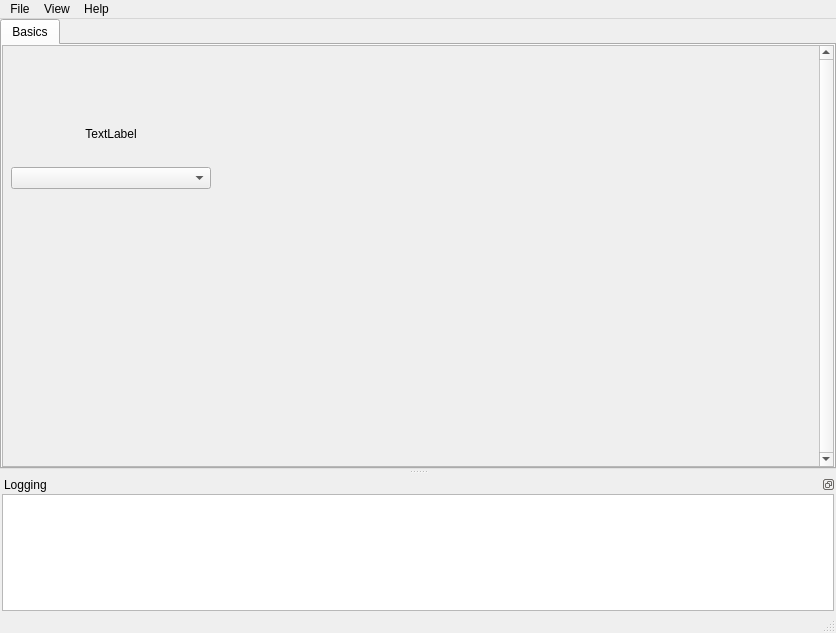
Above: src/conan_app_launcher/ui/qt/app_grid.ui from goszpeti/conan_explorer before the change. Below: the same form after it.
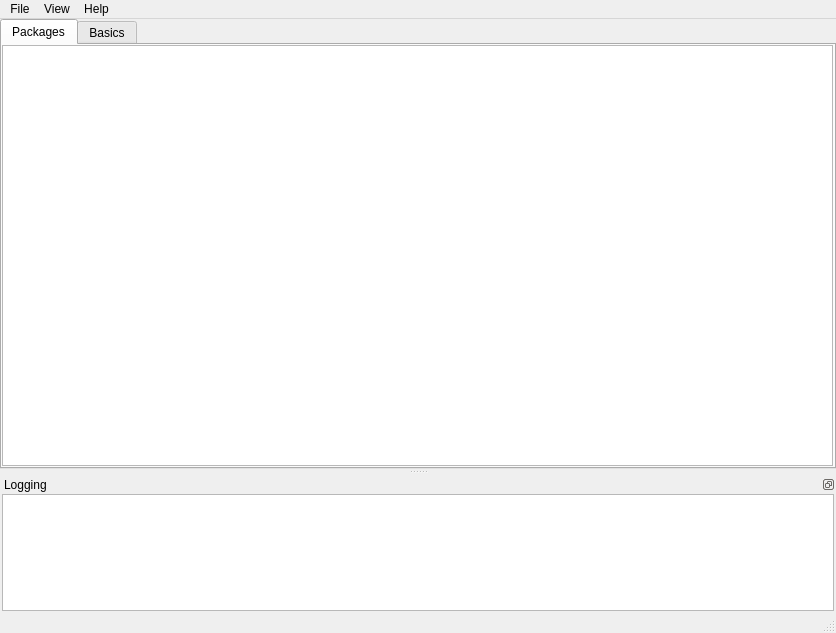
That is the form after the change. Icons and pictures are not drawn.

Commit message: Add model view to ui

Patch:
```diff
--- a/src/conan_app_launcher/ui/qt/app_grid.ui
+++ b/src/conan_app_launcher/ui/qt/app_grid.ui
@@ -47,6 +47,21 @@
       <property name="currentIndex">
        <number>0</number>
       </property>
+      <widget class="QWidget" name="package_viewer">
+       <attribute name="title">
+        <string>Packages</string>
+       </attribute>
+       <widget class="QTreeView" name="treeView">
+        <property name="geometry">
+         <rect>
+          <x>0</x>
+          <y>0</y>
+          <width>831</width>
+          <height>421</height>
+         </rect>
+        </property>
+       </widget>
+      </widget>
       <widget class="QWidget" name="tab_1">
        <property name="sizePolicy">
         <sizepolicy hsizetype="Expanding" vsizetype="Expanding">
```
The commit also changes 1 other file.
